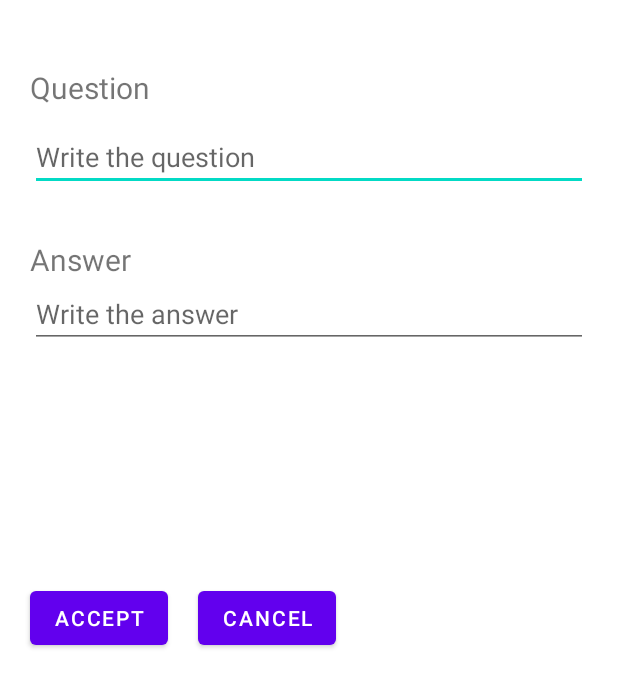
After one commit to juflix/aplicaciones-moviles, an Android app: the layout fragment_card_edit.xml on its own in the app's theme, with its tools: preview values and no code run, on a phone screen of 412 x 824 dp. The commit adds this screen. Shown: the top 687 px of the screen. Run offline under Robolectric (Android 15) with nearby library versions, the phone set to English and light mode, and no system bars.

Commit message:
unit 25.6

```diff
--- a/app/src/main/java/com/example/cards/CardAdapter.kt
+++ b/app/src/main/java/com/example/cards/CardAdapter.kt
@@ -5,6 +5,7 @@ import android.view.View
 import android.view.ViewGroup
 import android.widget.TextView
 import android.widget.Toast
+import androidx.navigation.findNavController
 import androidx.recyclerview.widget.RecyclerView
 import com.example.cards.databinding.ListItemCardBinding
 
@@ -18,6 +19,7 @@ class CardAdapter : RecyclerView.Adapter<CardAdapter.CardHolder>() {
         fun bind(card: Card) {
             local.card = card
             itemView.setOnClickListener {
+                it.findNavController().navigate(R.id.action_cardListFragment_to_cardEditFragment)
                 Toast.makeText(it.context, card.question, Toast.LENGTH_SHORT).show()
             }
         }
--- /dev/null
+++ b/app/src/main/res/layout/fragment_card_edit.xml
@@ -0,0 +1,75 @@
+<?xml version="1.0" encoding="utf-8"?>
+
+
+<layout
+    xmlns:android="http://schemas.android.com/apk/res/android"
+    xmlns:tools="http://schemas.android.com/tools"
+    tools:context=".CardEditFragment">
+
+    <data>
+        <variable
+            name="card"
+            type="com.example.cards.Card" />
+    </data>
+
+    <RelativeLayout
+        android:layout_width="match_parent"
+        android:layout_height="match_parent">
+
+        <TextView
+            android:id="@+id/question_text_view"
+            android:layout_width="wrap_content"
+            android:layout_height="wrap_content"
+            android:layout_marginHorizontal="20sp"
+            android:text="@string/question"
+            android:textSize="20dp"
+            android:layout_marginTop="20pt"/>
+
+        <EditText
+            android:id="@+id/question_text_input"
+            android:layout_height="wrap_content"
+            android:layout_width="match_parent"
+            android:layout_marginHorizontal="20sp"
+            android:layout_marginVertical="10sp"
+            android:layout_below="@id/question_text_view"
+            android:inputType="text"
+            android:hint="@string/enter_question"/>
+
+        <TextView
+            android:id="@+id/answer_text_view"
+            android:layout_width="wrap_content"
+            android:layout_height="wrap_content"
+            android:layout_marginHorizontal="20sp"
+            android:text="@string/answer"
+            android:textSize="20dp"
+            android:layout_below="@id/question_text_input"
+            android:layout_marginTop="10pt"/>
+
+        <EditText
+            android:id="@+id/answer_text_input"
+            android:layout_height="wrap_content"
+            android:layout_width="match_parent"
+            android:layout_marginHorizontal="20sp"
+            android:layout_below="@id/answer_text_view"
+            android:inputType="text"
+            android:hint="@string/enter_answer"/>
+
+        <Button
+            android:id="@+id/accept_card_edit_button_title"
+            android:layout_width="wrap_content"
+            android:layout_height="wrap_content"
+            android:layout_centerVertical="true"
+            android:layout_marginHorizontal="20sp"
+            android:text="@string/accept_card_edit_button_title" />
+
+        <Button
+            android:id="@+id/cancel_card_edit_button_title"
+            android:layout_width="wrap_content"
+            android:layout_height="wrap_content"
+            android:layout_centerVertical="true"
+            android:layout_toRightOf="@id/accept_card_edit_button_title"
+            android:text="@string/cancel_card_edit_button_title" />
+
+    </RelativeLayout>
+
+</layout>
--- a/app/src/main/res/layout/fragment_study.xml
+++ b/app/src/main/res/layout/fragment_study.xml
@@ -80,6 +80,7 @@
                 android:backgroundTint="@android:color/holo_red_light"
                 android:text="@string/hard_button_title">
             </Button>
+
             <Button
                 android:id="@+id/doubt_button"
                 android:layout_width="wrap_content"
@@ -87,6 +88,7 @@
                 android:backgroundTint="@android:color/holo_blue_light"
                 android:text="@string/doubt_button_title">
             </Button>
+
             <Button
                 android:id="@+id/easy_button"
                 android:layout_width="wrap_content"
--- a/app/src/main/res/values/strings.xml
+++ b/app/src/main/res/values/strings.xml
@@ -16,4 +16,12 @@
     <string name="review_cards_text">Review cards</string>
     <string name="no_more_cards_toast_message">No more cards to review</string>
 
+    <string name="accept_card_edit_button_title">Accept</string>
+    <string name="cancel_card_edit_button_title">Cancel</string>
+
+    <string name="question">Question</string>
+    <string name="answer">Answer</string>
+    <string name="enter_question">Write the question</string>
+    <string name="enter_answer">Write the answer</string>
+
 </resources>
```
Also changed, not shown: app/src/main/java/com/example/cards/CardEditFragment.kt (added, +29 -0 lines), app/src/main/res/navigation/navigation.xml (+16 -2 lines), 1 other file.
